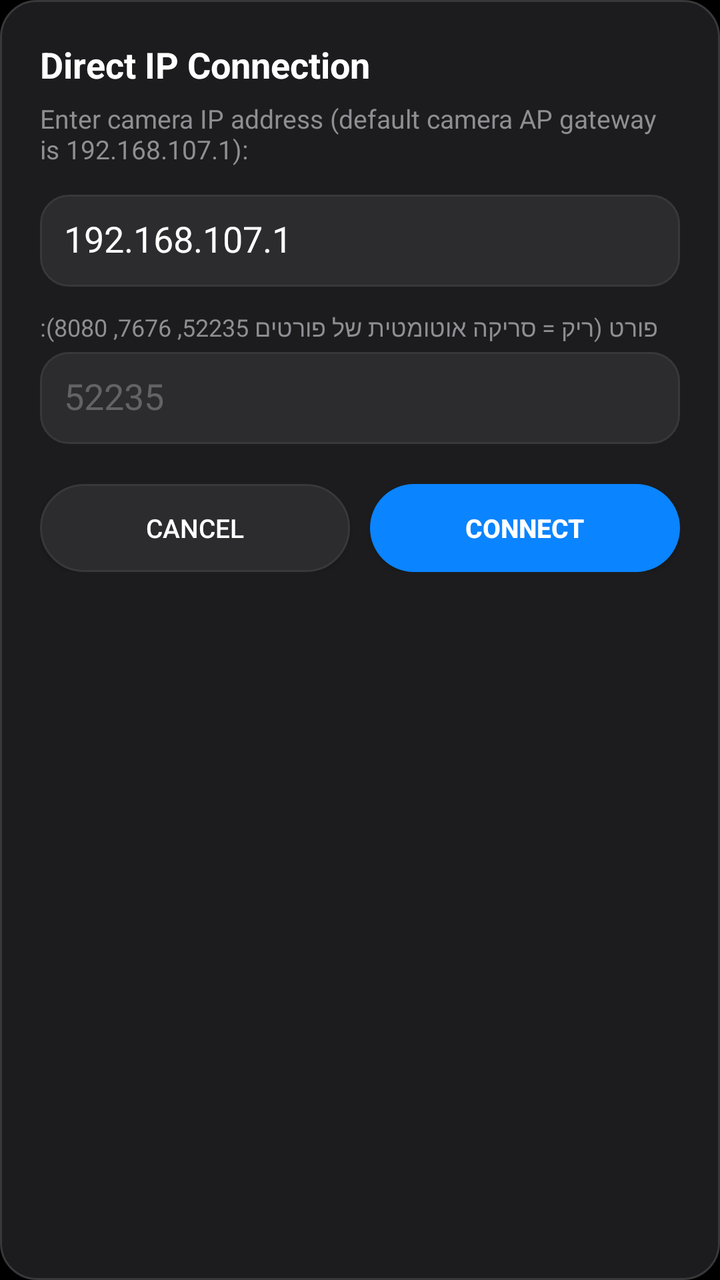
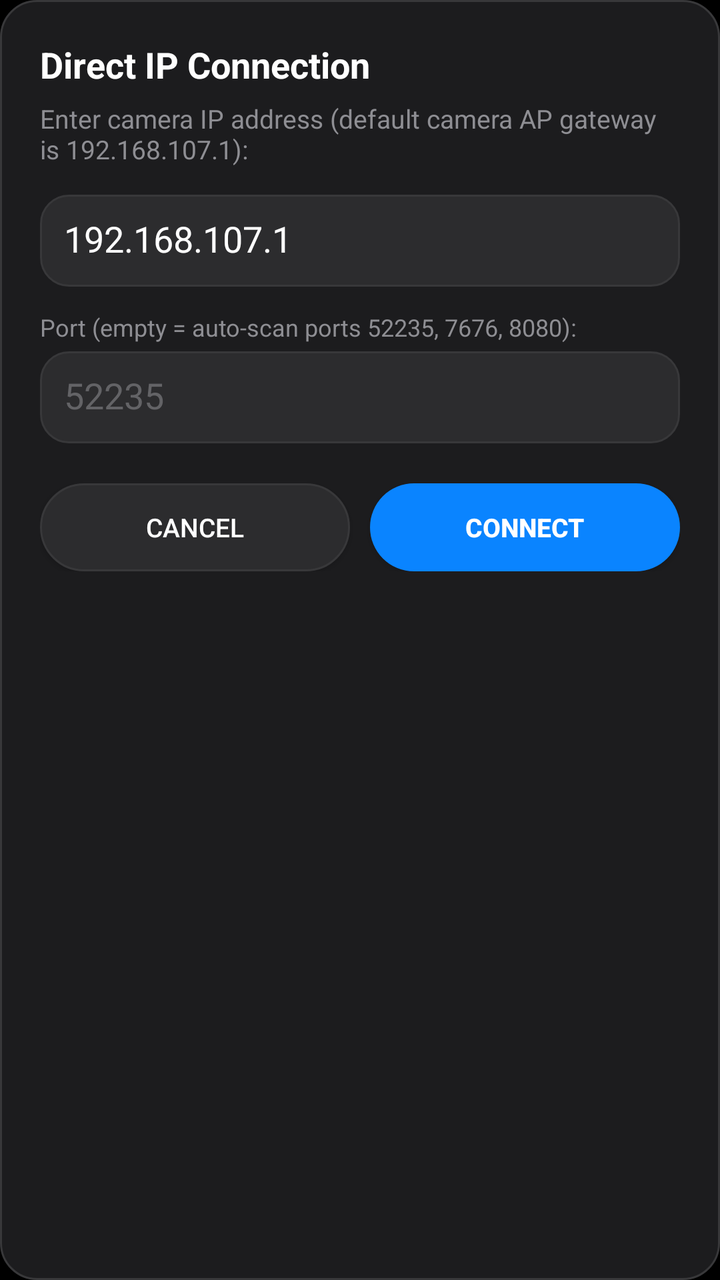

Two renders of the same Android screen: before a commit and after it. Below are the layout's source before the change and the commit's diff.
<!-- AndroidManifest.xml: application theme AppTheme -->
<!-- res/layout/dialog_ip.xml -->
<?xml version="1.0" encoding="utf-8"?>
<LinearLayout xmlns:android="http://schemas.android.com/apk/res/android"
    android:layout_width="match_parent"
    android:layout_height="wrap_content"
    android:orientation="vertical"
    android:padding="20dp"
    android:background="@drawable/card_bg">

    <TextView
        android:layout_width="wrap_content"
        android:layout_height="wrap_content"
        android:text="@string/dialog_ip_title"
        android:textColor="@color/text_primary"
        android:textSize="18sp"
        android:textStyle="bold" />

    <TextView
        android:layout_width="wrap_content"
        android:layout_height="wrap_content"
        android:text="@string/dialog_ip_msg"
        android:textColor="@color/text_secondary"
        android:textSize="13sp"
        android:layout_marginTop="6dp" />

    <EditText
        android:id="@+id/edit_camera_ip"
        android:layout_width="match_parent"
        android:layout_height="46dp"
        android:text="192.168.107.1"
        android:hint="192.168.107.1"
        android:textColor="@color/text_primary"
        android:textColorHint="@color/text_tertiary"
        android:singleLine="true"
        android:inputType="textUri"
        android:layout_marginTop="14dp"
        android:padding="12dp"
        android:background="@drawable/card_inner" />

    <TextView
        android:layout_width="wrap_content"
        android:layout_height="wrap_content"
        android:text="פורט (ריק = סריקה אוטומטית של פורטים 52235, 7676, 8080):"
        android:textColor="@color/text_secondary"
        android:textSize="12sp"
        android:layout_marginTop="12dp" />

    <EditText
        android:id="@+id/edit_camera_port"
        android:layout_width="match_parent"
        android:layout_height="46dp"
        android:hint="52235"
        android:textColor="@color/text_primary"
        android:textColorHint="@color/text_tertiary"
        android:singleLine="true"
        android:inputType="number"
        android:layout_marginTop="4dp"
        android:padding="12dp"
        android:background="@drawable/card_inner" />

    <LinearLayout
        android:layout_width="match_parent"
        android:layout_height="wrap_content"
        android:orientation="horizontal"
        android:layout_marginTop="20dp">

        <Button
            android:id="@+id/dialog_ip_cancel"
            android:layout_width="0dp"
            android:layout_height="44dp"
            android:layout_weight="1"
            android:background="@drawable/button_secondary"
            android:text="@string/dialog_cancel"
            android:textColor="@color/text_primary"
            android:textSize="13sp" />

        <Button
            android:id="@+id/dialog_ip_connect"
            android:layout_width="0dp"
            android:layout_height="44dp"
            android:layout_weight="1"
            android:layout_marginLeft="10dp"
            android:background="@drawable/button_primary"
            android:text="@string/dialog_ip_connect"
            android:textColor="#FFFFFF"
            android:textSize="13sp"
            android:textStyle="bold" />
    </LinearLayout>
</LinearLayout>
<!-- resources referenced by this layout -->
<resources>
  <color name="text_primary">#FFFFFF</color>
  <color name="text_secondary">#8E8E93</color>
  <color name="text_tertiary">#636366</color>
  <!-- drawable button_primary (drawable) -->
  <?xml version="1.0" encoding="utf-8"?>
  <selector xmlns:android="http://schemas.android.com/apk/res/android">
      <item android:state_pressed="true">
          <shape android:shape="rectangle">
              <solid android:color="@color/ios_blue_pressed" />
              <corners android:radius="26dp" />
          </shape>
      </item>
      <item android:state_enabled="false">
          <shape android:shape="rectangle">
              <solid android:color="#2C2C2E" />
              <corners android:radius="26dp" />
          </shape>
      </item>
      <item>
          <shape android:shape="rectangle">
              <solid android:color="@color/ios_blue" />
              <corners android:radius="26dp" />
          </shape>
      </item>
  </selector>
  <!-- drawable button_secondary (drawable) -->
  <?xml version="1.0" encoding="utf-8"?>
  <selector xmlns:android="http://schemas.android.com/apk/res/android">
      <item android:state_pressed="true">
          <shape android:shape="rectangle">
              <solid android:color="#38383A" />
              <corners android:radius="24dp" />
              <stroke android:width="1dp" android:color="@color/ios_card_stroke" />
          </shape>
      </item>
      <item android:state_enabled="false">
          <shape android:shape="rectangle">
              <solid android:color="#1C1C1E" />
              <corners android:radius="24dp" />
              <stroke android:width="1dp" android:color="#2C2C2E" />
          </shape>
      </item>
      <item>
          <shape android:shape="rectangle">
              <solid android:color="@color/ios_card_elevated" />
              <corners android:radius="24dp" />
              <stroke android:width="1dp" android:color="@color/ios_card_stroke" />
          </shape>
      </item>
  </selector>
  <!-- drawable card_bg (drawable) -->
  <?xml version="1.0" encoding="utf-8"?>
  <shape xmlns:android="http://schemas.android.com/apk/res/android"
      android:shape="rectangle">
      <solid android:color="@color/ios_card" />
      <corners android:radius="18dp" />
      <stroke android:width="1dp" android:color="@color/ios_card_stroke" />
  </shape>
  <!-- drawable card_inner (drawable) -->
  <?xml version="1.0" encoding="utf-8"?>
  <shape xmlns:android="http://schemas.android.com/apk/res/android"
      android:shape="rectangle">
      <solid android:color="@color/ios_card_elevated" />
      <corners android:radius="14dp" />
      <stroke android:width="1dp" android:color="@color/ios_card_stroke" />
  </shape>
  <string name="dialog_cancel">Cancel</string>
  <string name="dialog_ip_connect">Connect</string>
  <string name="dialog_ip_msg">Enter camera IP address (default camera AP gateway is 192.168.107.1):</string>
  <string name="dialog_ip_title">Direct IP Connection</string>
  <style name="AppTheme" parent="@android:style/Theme.DeviceDefault.NoActionBar">
          <item name="android:colorPrimary">@color/ios_bg</item>
          <item name="android:colorPrimaryDark">@color/ios_bg</item>
          <item name="android:colorAccent">@color/ios_blue</item>
          <item name="android:windowBackground">@color/ios_bg</item>
          <item name="android:textColorPrimary">@color/text_primary</item>
          <item name="android:textColorSecondary">@color/text_secondary</item>
      </style>
  <color name="ios_blue_pressed">#0062CC</color>
  <color name="ios_blue">#0A84FF</color>
  <color name="ios_card_stroke">#38383A</color>
  <color name="ios_card_elevated">#2C2C2E</color>
  <color name="ios_card">#1C1C1E</color>
  <color name="ios_bg">#000000</color>
</resources>

<!-- the commit's change to res/layout/dialog_ip.xml (unified diff, before → after) -->
@@ -39,7 +39,7 @@
     <TextView
         android:layout_width="wrap_content"
         android:layout_height="wrap_content"
-        android:text="פורט (ריק = סריקה אוטומטית של פורטים 52235, 7676, 8080):"
+        android:text="Port (empty = auto-scan ports 52235, 7676, 8080):"
         android:textColor="@color/text_secondary"
         android:textSize="12sp"
         android:layout_marginTop="12dp" />
